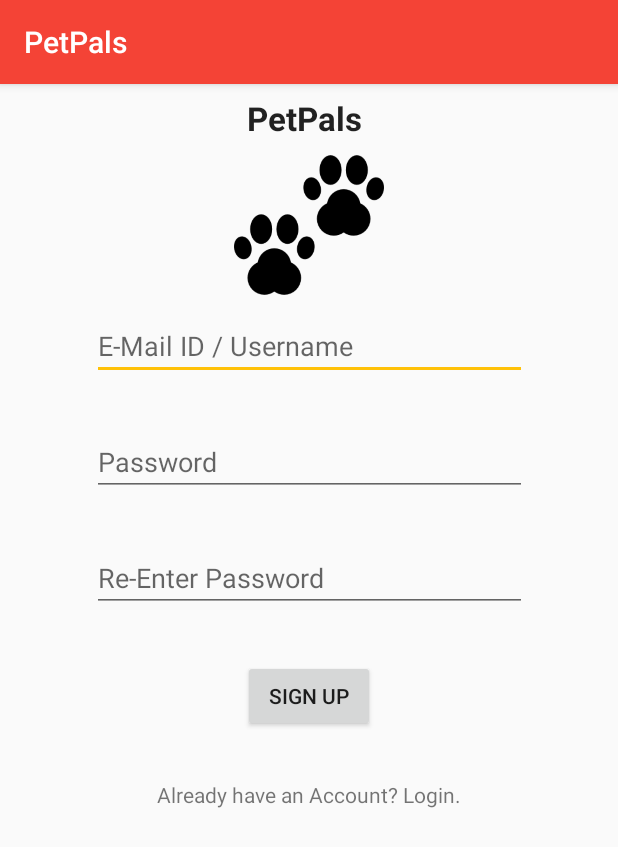
After one commit to AbhiramanKuntimaddi/NewUI_PetPals, an Android app: the SignUpActivity screen opened directly, with no data from a screen before it, on a phone screen of 412 x 824 dp. The commit adds this screen. Shown: the top 847 px of the screen. Run offline under Robolectric (Android 15) with nearby library versions, the phone set to English and light mode, and no system bars; our stand-ins replace Firebase (no records; nobody signed in at launch, a user with empty details on screens opened directly).

Commit message:
Added Firebase Auth Login and Register Function.
*Basic code*

```diff
--- a/app/build.gradle
+++ b/app/build.gradle
@@ -24,6 +24,8 @@ dependencies {
     implementation 'com.android.support:support-v4:28.0.0-rc01'
     implementation 'com.android.support:design:28.0.0-rc01'
     implementation 'com.android.support.constraint:constraint-layout:1.1.2'
+    implementation 'com.google.firebase:firebase-auth:16.0.3'
+    implementation 'com.google.firebase:firebase-core:16.0.3'
     testImplementation 'junit:junit:4.12'
     androidTestImplementation 'com.android.support.test:runner:1.0.2'
     androidTestImplementation 'com.android.support.test.espresso:espresso-core:3.0.2'
@@ -33,3 +35,5 @@ dependencies {
     implementation 'com.google.android.gms:play-services-vision:15.0.2'
 
 }
+
+apply plugin: 'com.google.gms.google-services'
--- a/app/src/main/AndroidManifest.xml
+++ b/app/src/main/AndroidManifest.xml
@@ -9,7 +9,6 @@
     <uses-permission android:name="android.permission.READ_SMS" />
     <uses-permission android:name="android.permission.READ_EXTERNAL_STORAGE" />
     <uses-permission android:name="android.permission.WRITE_EXTERNAL_STORAGE" />
-
 
     <meta-data
         android:name="com.google.android.gms.vision.DEPENDENCIES"
@@ -51,10 +50,9 @@
             android:name=".FAQ"
             android:label="@string/title_activity_faq"
             android:theme="@style/AppTheme.NoActionBar" />
-
         <activity android:name=".MyAccount" />
+        <activity android:name=".LoginActivity" />
+        <activity android:name=".SignUpActivity"></activity>
     </application>
 
-
-
 </manifest>
--- a/app/src/main/java/com/sample/newui/MainActivity.java
+++ b/app/src/main/java/com/sample/newui/MainActivity.java
@@ -122,6 +122,8 @@ public class MainActivity extends AppCompatActivity
             startActivity(new Intent(this, IntroActivity.class));
         } else if(id == R.id.nav_faq){
             startActivity(new Intent(this,FAQ.class));
+        } else if(id == R.id.nav_logout){
+            startActivity(new Intent(this,LoginActivity.class));
         }
         DrawerLayout drawer = findViewById(R.id.drawer_layout);
         drawer.closeDrawer(GravityCompat.START);
--- a/app/src/main/java/com/sample/newui/MyAccount.java
+++ b/app/src/main/java/com/sample/newui/MyAccount.java
@@ -189,12 +189,6 @@ public class MyAccount extends AppCompatActivity {
 
     }
 
-    private void ShowDiagNoFace() {
-
-
-
-
-    }
 
     public String saveImage(Bitmap myBitmap) {
         ByteArrayOutputStream bytes = new ByteArrayOutputStream();
--- /dev/null
+++ b/app/src/main/res/layout/activity_sign_up.xml
@@ -0,0 +1,121 @@
+<?xml version="1.0" encoding="utf-8"?>
+<android.support.constraint.ConstraintLayout xmlns:android="http://schemas.android.com/apk/res/android"
+    xmlns:app="http://schemas.android.com/apk/res-auto"
+    xmlns:tools="http://schemas.android.com/tools"
+    android:layout_width="match_parent"
+    android:layout_height="match_parent"
+    tools:context=".SignUpActivity">
+
+    <TextView
+        android:id="@+id/textView5"
+        android:layout_width="83dp"
+        android:layout_height="28dp"
+        android:layout_marginEnd="8dp"
+        android:layout_marginStart="8dp"
+        android:layout_marginTop="8dp"
+        android:text="PetPals"
+        android:textAppearance="@style/TextAppearance.AppCompat.Large"
+        android:textStyle="bold"
+        app:layout_constraintEnd_toEndOf="parent"
+        app:layout_constraintStart_toStartOf="parent"
+        app:layout_constraintTop_toTopOf="parent" />
+
+    <ImageView
+        android:id="@+id/imageView3"
+        android:layout_width="100dp"
+        android:layout_height="100dp"
+        android:layout_marginEnd="8dp"
+        android:layout_marginStart="8dp"
+        android:layout_marginTop="8dp"
+        app:layout_constraintEnd_toEndOf="parent"
+        app:layout_constraintStart_toStartOf="parent"
+        app:layout_constraintTop_toBottomOf="@+id/textView5"
+        app:srcCompat="@drawable/ic_petpals" />
+
+    <EditText
+        android:id="@+id/email_signUp"
+        android:layout_width="290dp"
+        android:layout_height="wrap_content"
+        android:layout_marginEnd="8dp"
+        android:layout_marginStart="8dp"
+        android:layout_marginTop="8dp"
+        android:ems="10"
+        android:hint="E-Mail ID / Username"
+        android:inputType="textEmailAddress"
+        app:layout_constraintEnd_toEndOf="parent"
+        app:layout_constraintStart_toStartOf="parent"
+        app:layout_constraintTop_toBottomOf="@+id/imageView3" />
+
+
+
+    <EditText
+        android:id="@+id/password_signUp"
+        android:layout_width="290dp"
+        android:layout_height="wrap_content"
+        android:layout_marginEnd="8dp"
+        android:layout_marginStart="8dp"
+        android:layout_marginTop="32dp"
+        android:ems="10"
+        android:hint="Password"
+        android:inputType="textPassword"
+        app:layout_constraintEnd_toEndOf="parent"
+        app:layout_constraintStart_toStartOf="parent"
+        app:layout_constraintTop_toBottomOf="@+id/email_signUp" />
+
+    <EditText
+        android:id="@+id/re_password_signUp"
+        android:layout_width="290dp"
+        android:layout_height="wrap_content"
+        android:layout_marginEnd="8dp"
+        android:layout_marginStart="8dp"
+        android:layout_marginTop="32dp"
+        android:ems="10"
+        android:hint="Re-Enter Password"
+        android:inputType="textPassword"
+        app:layout_constraintEnd_toEndOf="parent"
+        app:layout_constraintHorizontal_bias="0.503"
+        app:layout_constraintStart_toStartOf="parent"
+        app:layout_constraintTop_toBottomOf="@+id/password_signUp" />
+
+    <Button
+        android:id="@+id/button_signUp"
+        android:layout_width="wrap_content"
+        android:layout_height="wrap_content"
+        android:layout_marginEnd="8dp"
+        android:layout_marginStart="8dp"
+        android:layout_marginTop="32dp"
+        android:text="Sign Up"
+        app:layout_constraintEnd_toEndOf="parent"
+        app:layout_constraintStart_toStartOf="parent"
+        app:layout_constraintTop_toBottomOf="@+id/re_password_signUp" />
+
+    <TextView
+        android:id="@+id/Login_text"
+        android:layout_width="wrap_content"
+        android:layout_height="wrap_content"
+        android:layout_marginEnd="8dp"
+        android:layout_marginStart="8dp"
+        android:layout_marginTop="32dp"
+        android:text="Already have an Account? Login."
+        app:layout_constraintEnd_toEndOf="parent"
+        app:layout_constraintStart_toStartOf="parent"
+        app:layout_constraintTop_toBottomOf="@+id/button_signUp" />
+
+    <ProgressBar
+        android:id="@+id/progressBar"
+        style="?android:attr/progressBarStyle"
+        android:layout_width="2dp"
+        android:layout_height="wrap_content"
+        android:layout_centerHorizontal="true"
+        android:layout_centerVertical="true"
+        android:layout_marginBottom="566dp"
+        android:layout_marginEnd="8dp"
+        android:layout_marginStart="384dp"
+        android:visibility="gone"
+        app:layout_constraintBottom_toBottomOf="parent"
+        app:layout_constraintEnd_toEndOf="parent"
+        app:layout_constraintStart_toStartOf="parent"
+        app:layout_constraintTop_toTopOf="parent" />
+
+
+</android.support.constraint.ConstraintLayout>
--- a/build.gradle
+++ b/build.gradle
@@ -12,6 +12,7 @@ buildscript {
 
         // NOTE: Do not place your application dependencies here; they belong
         // in the individual module build.gradle files
+        classpath 'com.google.gms:google-services:4.1.0'
     }
 }
 
```
Also changed, not shown: app/src/main/java/com/sample/newui/LoginActivity.java (added, +99 -0 lines), app/src/main/java/com/sample/newui/SignUpActivity.java (added, +113 -0 lines), app/src/main/res/layout/activity_login.xml (added, +64 -0 lines).
